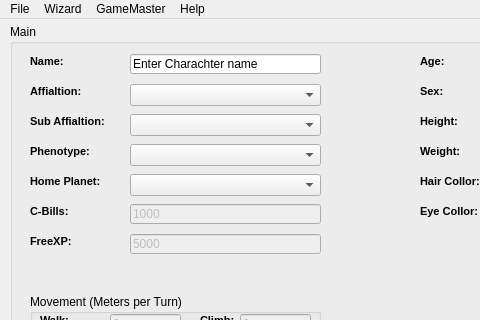
Old version of the form mainwindow.ui in the repository bearchik/Battletech-Character-Creator; both pictures show x 0 to 480 and y 0 to 320 of the 752 by 550 pixel window.
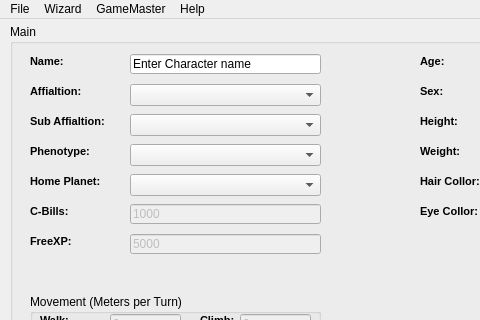
New version of the form. Icons and pictures are not drawn. Custom widgets are drawn as their Qt base class.

Commit message: Fixed Typo in form default.

```diff
--- a/mainwindow.ui
+++ b/mainwindow.ui
@@ -86,7 +86,7 @@
         </rect>
        </property>
        <property name="text">
-        <string>Enter Charachter name</string>
+        <string>Enter Character name</string>
        </property>
       </widget>
       <widget class="QLabel" name="label">
```
